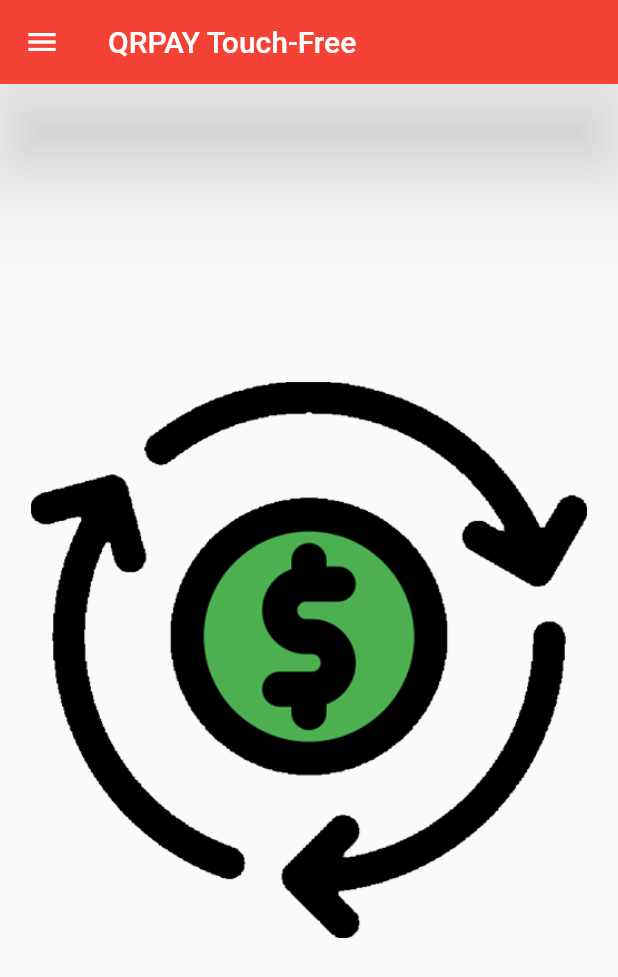
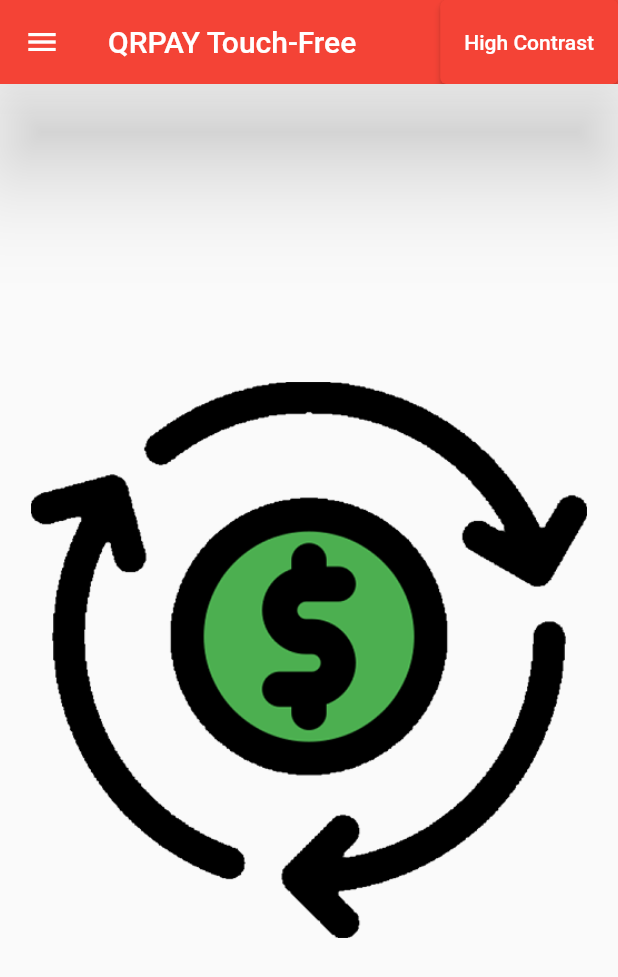
Before and after one commit to espressoAndCode/qrpay_app, a Flutter app: the screen it shows after launch, on a phone screen of 412 x 824 dp. Shown: the top 977 px of the screen. Run offline on Flutter 3.47's test engine with Material 2 defaults, Android fonts, the phone set to English and light mode, and no system bars; missing offline and left inert: qr_code_scanner.

Commit message:
added high contrast button to app bar

```diff
--- a/lib/module/splash/splash_view.dart
+++ b/lib/module/splash/splash_view.dart
@@ -10,6 +10,13 @@ class SplashPage extends StatelessWidget {
       appBar: AppBar(
         title: Text("QRPAY Touch-Free"),
         elevation: 30.0,
+        actions: <Widget>[
+          ElevatedButton(
+              onPressed: () {
+                print("High contrast button clicked\nChanging app contrast\n");
+              },
+              child: Text('High Contrast')),
+        ],
       ),
       drawer: AppDrawer(),
       body: new Center(
@@ -24,6 +31,8 @@ class SplashPage extends StatelessWidget {
               ),
             ),
           ],
-        )));
+        ),
+      ),
+    );
   }
 }
```
Lines whose indentation alone changed are shown as unchanged.
